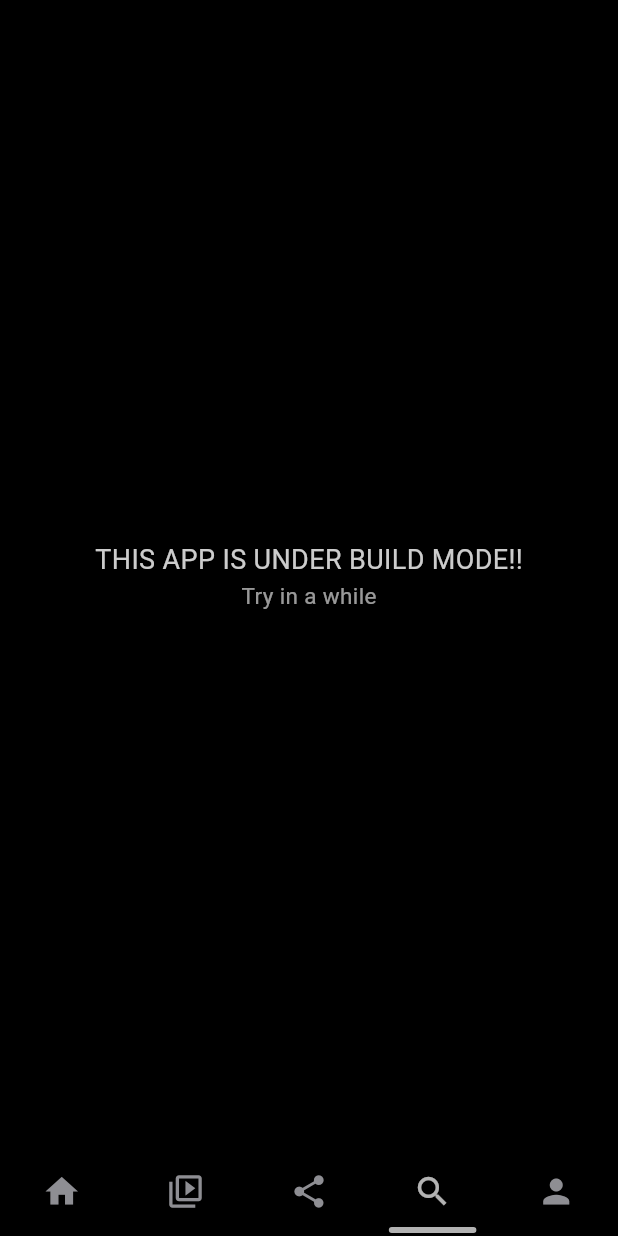
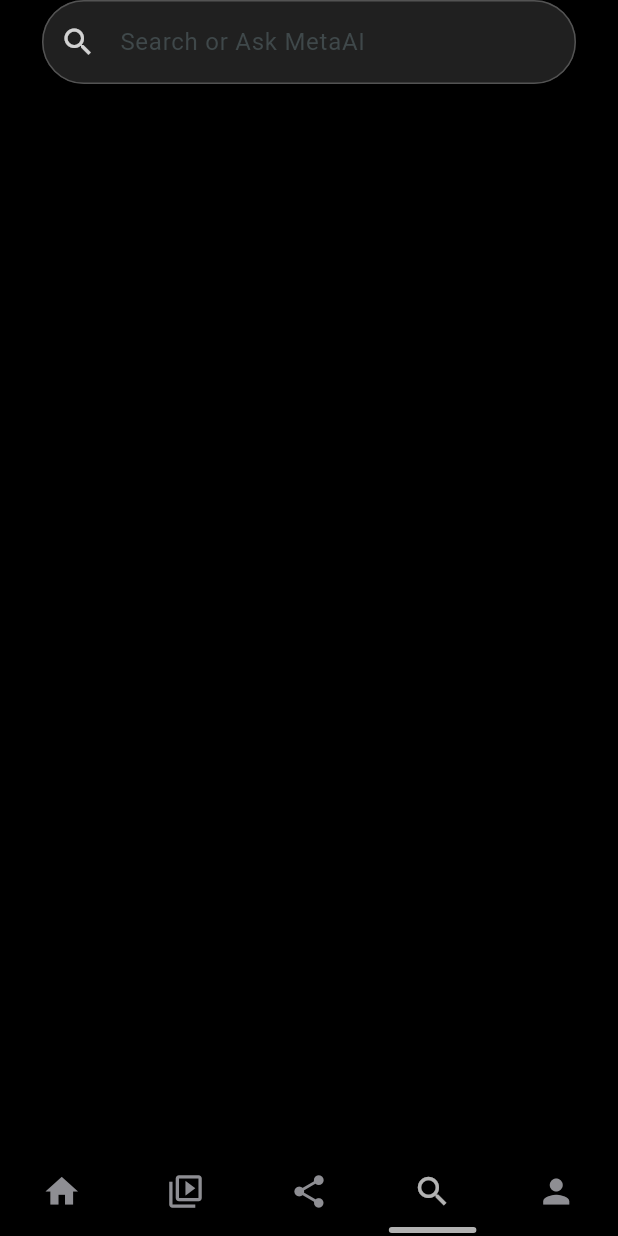
Before and after one commit to Ammo-CH/Instagram_clone, a Flutter app: the screen it shows after launch, item 4 of the bottom bar chosen, on a phone screen of 412 x 824 dp. Run offline on Flutter 3.47's test engine with Material 3 defaults, Android fonts, the phone set to English and light mode, and no system bars; drawn by our look-alikes of persistent_bottom_nav_bar_v2; our stand-ins replace video_player; network calls fail.

```diff
--- /dev/null
+++ b/lib/screens/reels_feed.dart
@@ -0,0 +1,45 @@
+import 'package:flutter/material.dart';
+
+class ReelsFeedScreen extends StatelessWidget {
+  const ReelsFeedScreen({super.key});
+
+  @override
+  Widget build(BuildContext context) {
+    return Scaffold(
+      appBar: AppBar(
+        backgroundColor: Colors.black,
+
+          title: Padding(
+              padding: const EdgeInsets.all(12.0),
+              child: Container(
+                decoration: BoxDecoration(
+                  borderRadius: BorderRadius.circular(28),
+                  color: Colors.grey.withValues(alpha: 0.2),
+                ),
+                child: TextFormField(
+                  decoration: InputDecoration(
+                    prefixIcon: Icon(
+                      color: Colors.white.withValues(alpha: 0.8),
+                      Icons.search,
+                    ),
+                    hintText: 'Search or Ask MetaAI',
+
+                    enabledBorder: OutlineInputBorder(
+                      borderRadius: BorderRadius.circular(28),
+                      borderSide: BorderSide(
+                        color: const Color.fromARGB(255, 83, 83, 83),
+                      ),
+                    ),
+                    focusedBorder: OutlineInputBorder(
+                      borderRadius: BorderRadius.circular(28),
+                      borderSide: BorderSide(color: Colors.red),
+                    ),
+                  ),
+                ),
+              ),
+            ),
+
+      ),
+    );
+  }
+}
--- a/lib/widgets/bottom_nav_bar.dart
+++ b/lib/widgets/bottom_nav_bar.dart
@@ -2,8 +2,9 @@ import 'package:flutter/material.dart';
 import 'package:instagram/screens/home_page.dart';
 import 'package:instagram/screens/messages.dart';
 import 'package:instagram/screens/profile.dart';
+import 'package:instagram/screens/reels_feed.dart';
 import 'package:instagram/screens/reels_screen.dart';
-import 'package:instagram/screens/under_process.dart';
+// import 'package:instagram/screens/under_process.dart';
 // import 'package:instagram/screens/main_interferance.dart';
 import 'package:persistent_bottom_nav_bar_v2/persistent_bottom_nav_bar_v2.dart';
 
@@ -12,51 +13,64 @@ class BottomNavBar extends StatelessWidget {
 
   @override
   Widget build(BuildContext context) {
-
-    final tabs =<PersistentTabConfig> [
+    final tabs = <PersistentTabConfig>[
+      ////////////////////
+      //// Home Screen////
+      ////////////////////
       PersistentTabConfig(
         screen: const HomePage(),
         item: ItemConfig(
           icon: const Icon(Icons.home),
           activeForegroundColor: Colors.white.withValues(alpha: 0.7),
-            inactiveBackgroundColor: const Color.fromARGB(0, 0, 0, 0)
-            // title: "Home",
+          inactiveBackgroundColor: const Color.fromARGB(0, 0, 0, 0),
         ),
       ),
+
+      //////////////////////
+      //// Reels Screen ////
+      //////////////////////
       PersistentTabConfig(
         screen: const ReelsScreen(),
         item: ItemConfig(
           icon: const Icon(Icons.video_collection_outlined),
           activeForegroundColor: Colors.white.withValues(alpha: 0.7),
-            inactiveBackgroundColor: const Color.fromARGB(0, 0, 0, 0)
-            // title: "Messages",
+          inactiveBackgroundColor: const Color.fromARGB(0, 0, 0, 0),
         ),
       ),
+
+      /////////////////////////
+      //// Messages Screen ////
+      /////////////////////////
       PersistentTabConfig(
         screen: const MessagesScreen(),
         item: ItemConfig(
           icon: const Icon(Icons.share),
           activeForegroundColor: Colors.white.withValues(alpha: 0.7),
-            inactiveBackgroundColor: const Color.fromARGB(0, 0, 0, 0)
-            // title: "Settings",
+          inactiveBackgroundColor: const Color.fromARGB(0, 0, 0, 0),
         ),
       ),
+
+      ///////////////////////////
+      //// Reels Feed Screen ////
+      ///////////////////////////
       PersistentTabConfig(
-          screen: const UnderProcess(),
+        screen: const ReelsFeedScreen(),
         item: ItemConfig(
           icon: const Icon(Icons.search),
           activeForegroundColor: Colors.white.withValues(alpha: 0.7),
-            inactiveBackgroundColor: const Color.fromARGB(0, 0, 0, 0)
-            // title: "Settings",
+          inactiveBackgroundColor: const Color.fromARGB(0, 0, 0, 0),
         ),
-        ),PersistentTabConfig(
+      ),
+
+      /////////////////////////
+      ///// Profile Screen ////
+      /////////////////////////
+      PersistentTabConfig(
         screen: const ProfileScreen(),
         item: ItemConfig(
-            icon: const Icon(Icons.person, ),
+          icon: const Icon(Icons.person),
           activeForegroundColor: Colors.white.withValues(alpha: 0.7),
-            inactiveBackgroundColor: const Color.fromARGB(0, 0, 0, 0)
-
-            // title: "Settings",
+          inactiveBackgroundColor: const Color.fromARGB(0, 0, 0, 0),
         ),
       ),
     ];
@@ -67,7 +81,8 @@ class BottomNavBar extends StatelessWidget {
         navBarBuilder: (navBarConfig) => Style12BottomNavBar(
           navBarConfig: navBarConfig,
           navBarDecoration: NavBarDecoration(color: Colors.black),
-        ),),
+        ),
+      ),
     );
   }
 }
```
Lines whose indentation alone changed are shown as unchanged.
